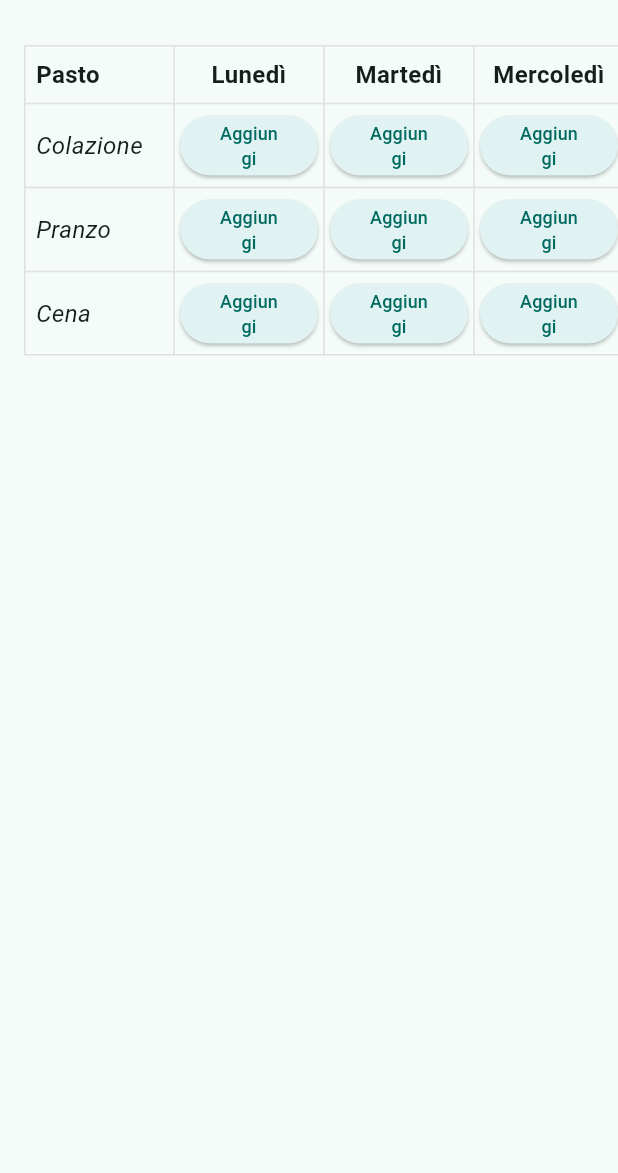
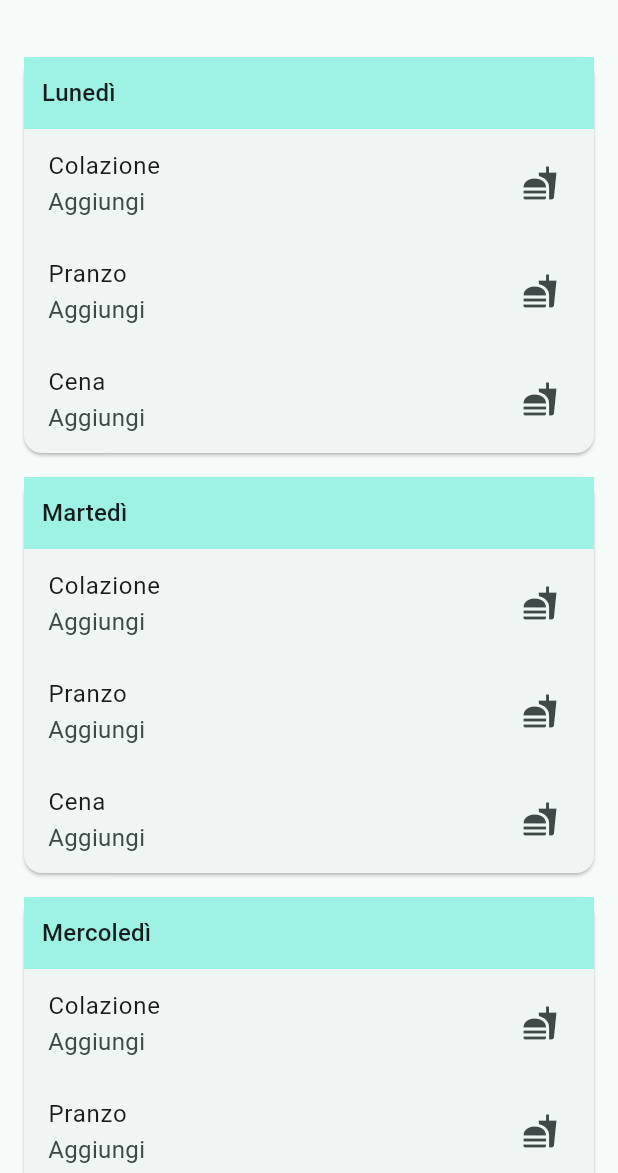
Before and after one commit to RuudGaled/PlanEat-Weekly_Meal_Planner, a Flutter app: the screen it shows after launch, on a phone screen of 412 x 824 dp, the part 63-1236 px from its top. Run offline on Flutter 3.47's test engine with Material 3 defaults, Android fonts, the light colour scheme and no system bars; our stand-ins replace flutter_riverpod, go_router, shared_preferences.

Commit message:
implemented responsive design

```diff
--- /dev/null
+++ b/lib/features/planner/layouts/planner_layouts.dart
@@ -0,0 +1,247 @@
+import 'package:flutter/material.dart';
+import 'package:flutter_riverpod/flutter_riverpod.dart';
+import '../../recipes/recipe_selection_sheet.dart';
+import '../models/week_plan.dart';
+import '../planner_provider.dart';
+import '../models/meal_slot.dart';
+import '../../../core/utils/constants.dart';
+
+class PlannerResponsive extends ConsumerWidget {
+  const PlannerResponsive({super.key});
+
+  @override
+  Widget build(BuildContext context, WidgetRef ref) {
+    final width = MediaQuery.of(context).size.width;
+    final orientation = MediaQuery.of(context).orientation;
+
+    if (width < 576) {
+      return _PlannerMobilePortrait(ref: ref);
+    } else if (width < 992) {
+      // Se siamo in landscape ma ancora su un dispositivo stretto, usa comunque un layout mobile
+      if (orientation == Orientation.landscape) {
+        return _PlannerMobileLandscape(ref: ref);
+      } else {
+        return _PlannerMobilePortrait(ref: ref);
+      }
+    } else {
+      return _PlannerDesktop(ref: ref);
+    }
+  }
+}
+
+class _PlannerDesktop extends StatelessWidget {
+  final WidgetRef ref;
+
+  const _PlannerDesktop({required this.ref});
+
+  @override
+  Widget build(BuildContext context) {
+    final weekPlan = ref.watch(plannerProvider);
+
+    return Center(
+      child: SingleChildScrollView(
+        scrollDirection: Axis.horizontal,
+        padding: const EdgeInsets.all(16),
+        child: Row(
+          crossAxisAlignment: CrossAxisAlignment.start,
+          children: [
+            // Colonna dei tipi di pasto (Colazione, Pranzo, Cena)
+            Column(
+              crossAxisAlignment: CrossAxisAlignment.start,
+              children: [
+                const SizedBox(height: 48), // Spazio per allineare con header
+                for (final type in MealType.values)
+                  Container(
+                    margin: const EdgeInsets.symmetric(vertical: 8),
+                    child: Text(
+                      _mealLabel(type),
+                      style: const TextStyle(fontStyle: FontStyle.italic),
+                    ),
+                  ),
+              ],
+            ),
+            const SizedBox(width: 12),
+            // Colonne per ogni giorno
+            for (final day in Constants.weekdays)
+              _DayColumn(day: day, weekPlan: weekPlan, ref: ref),
+          ],
+        ),
+      ),
+    );
+  }
+}
+
+class _DayColumn extends StatelessWidget {
+  final String day;
+  // final dynamic weekPlan; // Puoi tipizzarlo meglio se vuoi
+  final WeekPlan weekPlan;
+  final WidgetRef ref;
+
+  const _DayColumn({
+    required this.day,
+    required this.weekPlan,
+    required this.ref,
+  });
+
+  @override
+  Widget build(BuildContext context) {
+    final dayPlan = weekPlan.days[day]!;
+
+    return Container(
+      margin: const EdgeInsets.symmetric(horizontal: 8),
+      width: 120, // oppure usa `Flexible`/`IntrinsicWidth` se vuoi dinamico
+      child: Column(
+        crossAxisAlignment: CrossAxisAlignment.stretch,
+        children: [
+          Container(
+            padding: const EdgeInsets.all(8),
+            color: Theme.of(context).colorScheme.primaryContainer,
+            child: Text(
+              day,
+              style: const TextStyle(fontWeight: FontWeight.bold),
+              textAlign: TextAlign.center,
+            ),
+          ),
+          for (final slot in dayPlan.meals)
+            Padding(
+              padding: const EdgeInsets.symmetric(vertical: 4),
+              child: ElevatedButton(
+                onPressed: () {
+                  showRecipeSelectionSheet(
+                    context: context,
+                    ref: ref,
+                    day: day,
+                    mealType: slot.type,
+                  );
+                },
+                style: ElevatedButton.styleFrom(
+                  backgroundColor: Colors.teal.shade50,
+                ),
+                child: Text(
+                  slot.recipe?.title ?? 'Aggiungi',
+                  textAlign: TextAlign.center,
+                  style: const TextStyle(fontSize: 12),
+                ),
+              ),
+            ),
+        ],
+      ),
+    );
+  }
+}
+
+class _PlannerMobilePortrait extends StatelessWidget {
+  final WidgetRef ref;
+
+  const _PlannerMobilePortrait({required this.ref});
+
+  @override
+  Widget build(BuildContext context) {
+    final weekPlan = ref.watch(plannerProvider);
+
+    return ListView.builder(
+      padding: const EdgeInsets.all(16),
+      itemCount: Constants.weekdays.length,
+      itemBuilder: (context, dayIndex) {
+        final day = Constants.weekdays[dayIndex];
+        final dayPlan = weekPlan.days[day]!;
+
+        return Card(
+          margin: const EdgeInsets.symmetric(vertical: 8),
+          child: Column(
+            crossAxisAlignment: CrossAxisAlignment.stretch,
+            children: [
+              Container(
+                padding: const EdgeInsets.all(12),
+                color: Theme.of(context).colorScheme.primaryContainer,
+                child: Text(
+                  day,
+                  style: Theme.of(context).textTheme.titleMedium,
+                ),
+              ),
+              for (final slot in dayPlan.meals)
+                ListTile(
+                  title: Text(_mealLabel(slot.type)),
+                  subtitle: Text(slot.recipe?.title ?? 'Aggiungi'),
+                  trailing: const Icon(Icons.fastfood),
+                  onTap: () => showRecipeSelectionSheet(
+                    context: context,
+                    ref: ref,
+                    day: day,
+                    mealType: slot.type,
+                  ),
+                ),
+            ],
+          ),
+        );
+      },
+    );
+  }
+}
+
+class _PlannerMobileLandscape extends StatelessWidget {
+  final WidgetRef ref;
+
+  const _PlannerMobileLandscape({required this.ref});
+
+  @override
+  Widget build(BuildContext context) {
+    final weekPlan = ref.watch(plannerProvider);
+
+    return ListView.builder(
+      padding: const EdgeInsets.all(8),
+      itemCount: Constants.weekdays.length,
+      itemBuilder: (context, dayIndex) {
+        final day = Constants.weekdays[dayIndex];
+        final dayPlan = weekPlan.days[day]!;
+
+        return Row(
+          crossAxisAlignment: CrossAxisAlignment.start,
+          children: [
+            Expanded(
+              flex: 2,
+              child: Container(
+                padding: const EdgeInsets.all(12),
+                color: Theme.of(context).colorScheme.primaryContainer,
+                child: Text(
+                  day,
+                  style: Theme.of(context).textTheme.titleMedium,
+                ),
+              ),
+            ),
+            Expanded(
+              flex: 5,
+              child: Column(
+                children: [
+                  for (final slot in dayPlan.meals)
+                    ListTile(
+                      title: Text(_mealLabel(slot.type)),
+                      subtitle: Text(slot.recipe?.title ?? 'Aggiungi'),
+                      trailing: const Icon(Icons.fastfood),
+                      onTap: () => showRecipeSelectionSheet(
+                        context: context,
+                        ref: ref,
+                        day: day,
+                        mealType: slot.type,
+                      ),
+                    ),
+                ],
+              ),
+            ),
+          ],
+        );
+      },
+    );
+  }
+}
+
+String _mealLabel(MealType type) {
+  switch (type) {
+    case MealType.breakfast:
+      return 'Colazione';
+    case MealType.lunch:
+      return 'Pranzo';
+    case MealType.dinner:
+      return 'Cena';
+  }
+}
--- a/lib/features/planner/planner_screen.dart
+++ b/lib/features/planner/planner_screen.dart
@@ -2,133 +2,17 @@ import 'package:flutter/material.dart';
 import 'package:flutter_riverpod/flutter_riverpod.dart';
 import 'package:go_router/go_router.dart';
 import '../../core/utils/constants.dart';
-import '../recipes/recipe_selection_sheet.dart';
-import 'planner_provider.dart';
-import 'models/meal_slot.dart';
-
+import 'layouts/planner_layouts.dart';
 class PlannerScreen extends ConsumerWidget {
   const PlannerScreen({super.key});
 
   @override
   Widget build(BuildContext context, WidgetRef ref) {
-    final weekPlan = ref.watch(plannerProvider);
-
     return Scaffold(
       appBar: AppBar(title: const Text('Pianificazione Settimanale')),
       drawer: const _MainDrawer(),
-      body: LayoutBuilder(
-        builder: (context, constraints) {
-          final isWide = constraints.maxWidth > 600;
-
-          return SingleChildScrollView(
-            padding: const EdgeInsets.all(16),
-            scrollDirection: Axis.horizontal,
-            child: ConstrainedBox(
-              constraints: BoxConstraints(
-                minWidth: isWide ? constraints.maxWidth : 800,
-              ),
-              child: Table(
-                border: TableBorder.all(color: Colors.grey.shade300),
-                defaultVerticalAlignment: TableCellVerticalAlignment.middle,
-                children: [
-                  _buildHeaderRow(),
-                  for (final type in MealType.values)
-                    _buildMealRow(type, weekPlan, ref, context),
-                ],
-              ),
-            ),
-          );
-        },
-      ),
+      body: const PlannerResponsive(),
     );
-  }
-
-  TableRow _buildHeaderRow() {
-    return TableRow(
-      children: [
-        const TableCell(
-          child: Padding(
-            padding: EdgeInsets.all(8),
-            child: Text('Pasto', style: TextStyle(fontWeight: FontWeight.bold)),
-          ),
-        ),
-        for (final day in Constants.weekdays)
-          TableCell(
-            child: Padding(
-              padding: const EdgeInsets.all(8),
-              child: Text(
-                day,
-                style: const TextStyle(fontWeight: FontWeight.bold),
-                textAlign: TextAlign.center,
-              ),
-            ),
-          ),
-      ],
-    );
-  }
-
-  TableRow _buildMealRow(
-    MealType type,
-    var weekPlan,
-    WidgetRef ref,
-    BuildContext context,
-  ) {
-    return TableRow(
-      children: [
-        TableCell(
-          child: Padding(
-            padding: const EdgeInsets.all(8),
-            child: Text(
-              _mealLabel(type),
-              style: const TextStyle(fontStyle: FontStyle.italic),
-            ),
-          ),
-        ),
-        for (final day in Constants.weekdays)
-          TableCell(
-            child: Padding(
-              padding: const EdgeInsets.all(4),
-              child: ElevatedButton(
-                onPressed: () {
-                  showRecipeSelectionSheet(
-                    context: context,
-                    ref: ref,
-                    day: day,
-                    mealType: type,
-                  );
-                  //
-                  ScaffoldMessenger.of(context).showSnackBar(
-                    SnackBar(content: Text('Tocca $day – ${_mealLabel(type)}')),
-                  );
-                },
-                style: ElevatedButton.styleFrom(
-                  backgroundColor: Colors.teal.shade50,
-                ),
-                child: Text(
-                  weekPlan.days[day]!.meals
-                          .firstWhere((m) => m.type == type)
-                          .recipe
-                          ?.title ??
-                      'Aggiungi',
-                  style: const TextStyle(fontSize: 12),
-                  textAlign: TextAlign.center,
-                ),
-              ),
-            ),
-          ),
-      ],
-    );
-  }
-
-  String _mealLabel(MealType type) {
-    switch (type) {
-      case MealType.breakfast:
-        return 'Colazione';
-      case MealType.lunch:
-        return 'Pranzo';
-      case MealType.dinner:
-        return 'Cena';
-    }
   }
 }
 
```
